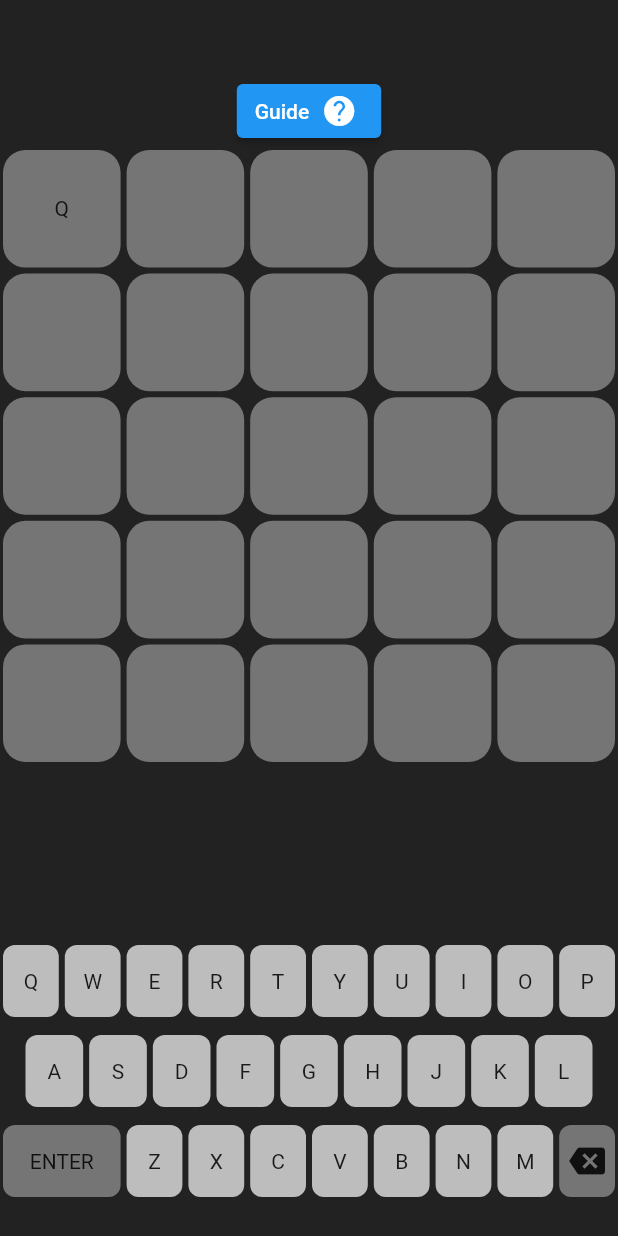
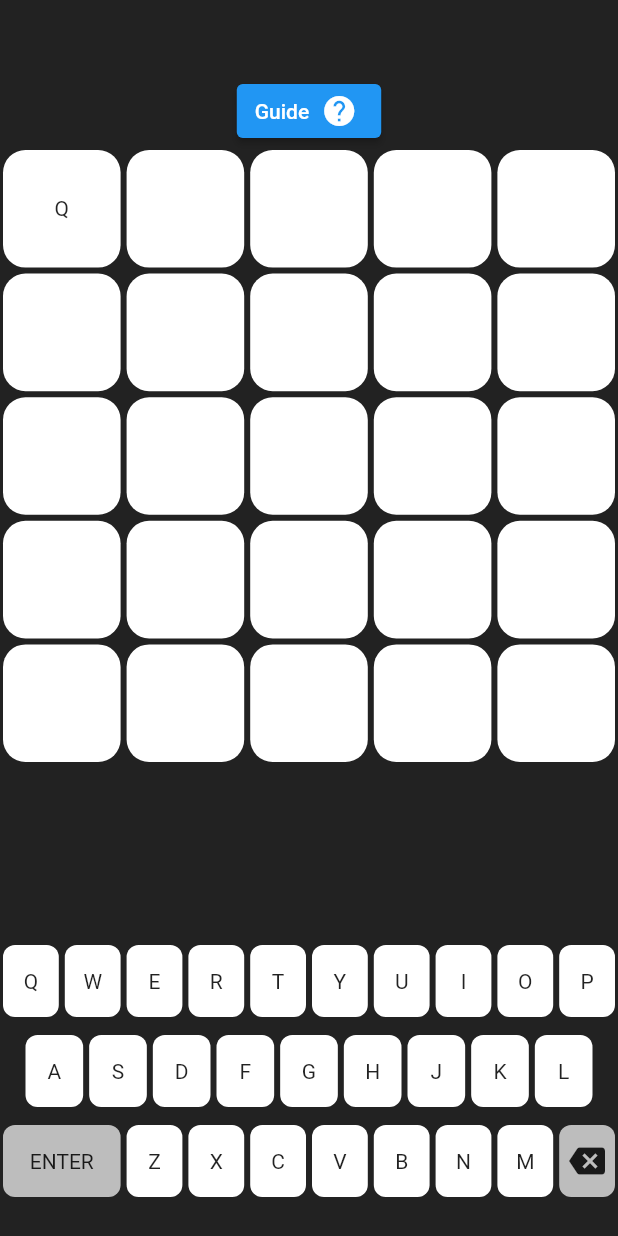
Before and after one commit to Manuiq/wordle-flutter, a Flutter app: the screen it shows after launch, after a tap on an icon or button, on a phone screen of 412 x 824 dp. Run offline on Flutter 3.47's test engine with Material 2 defaults, Android fonts, the phone set to English and light mode, and no system bars; our stand-ins replace device_info_plus; missing offline and left inert: dart:ffi; project files that could hold a hidden picture were left out.

Commit message:
one codebase for tv and handheld;  sound effects;  better colors contrast

```diff
--- a/lib/main.dart
+++ b/lib/main.dart
@@ -5,12 +5,16 @@ import "dart:math" as math;
 import 'package:collection/collection.dart';
 import 'package:flutter/material.dart';
 import 'package:flutter/services.dart';
+import 'package:flutter/services.dart';
 
 import 'guide.dart';
 import 'widgets.dart';
 import 'package:device_info_plus/device_info_plus.dart';
 
-void main() => runApp(const WordleApp());
+void main() {
+  SystemChrome.setPreferredOrientations([DeviceOrientation.portraitUp]);
+  runApp(const WordleApp());
+}
 
 //Game conditions
 
@@ -103,7 +107,7 @@ class _KeyboardDemoState extends State<KeyboardDemo> {
             onPressed: () {
               Navigator.push(
               context,
-              MaterialPageRoute(builder: (context) => const GuideRoute()),
+              MaterialPageRoute(builder: (context) => GuideRoute(isTv: _isTv,)),
             );
             },
           ),
@@ -113,9 +117,11 @@ class _KeyboardDemoState extends State<KeyboardDemo> {
                   crossAxisCount: wordSize),
               itemCount: _userInputs.length,
               itemBuilder: (BuildContext ctx, index) {
-                return Container(
+                return AnimatedContainer(
+                  duration: const Duration(milliseconds: 500),
                   margin: const EdgeInsets.all(2),
                   alignment: Alignment.center,
+                  transform: Matrix4.skewY(_inputsState[index] == SelectedColor.initial ? 0 : math.pi),
                   child: Text(_userInputs[index].toUpperCase()),
                   decoration: BoxDecoration(
                       color: getColor(_inputsState[index], false),
@@ -153,12 +159,27 @@ class _KeyboardDemoState extends State<KeyboardDemo> {
                       Navigator.push(
                         context,
                         MaterialPageRoute(
-                            builder: (context) => const GuideRoute()),
+                            builder: (context) => GuideRoute(isTv: _isTv,)),
                       );
                     },
                   ),
                   const SizedBox(height: 25),
-                  IgnorePointer(
+              GestureDetector(
+                  onTap: () { },
+                  child:AnimatedContainer(
+                        color: getColor(SelectedColor.initial, false),
+                        duration: const Duration(seconds: 2),
+                        curve: Curves.fastOutSlowIn,
+                        child: Container(
+                    margin: const EdgeInsets.all(2),
+                    alignment: Alignment.center,
+                    child: Text("wtf"),
+                    decoration: BoxDecoration(
+                    borderRadius: BorderRadius.circular(15)),
+                    )
+                    )
+                  ),
+              IgnorePointer(
                       ignoring: true,
                       child: GridView.builder(
                           shrinkWrap: true,
@@ -204,6 +225,8 @@ class _KeyboardDemoState extends State<KeyboardDemo> {
   }
 
   void _insertLetter(String letter) {
+    HapticFeedback.mediumImpact();
+    SystemSound.play(SystemSoundType.click);
     int replace = _userInputs.indexWhere((o) => o.isEmpty);
     setState(() {
       if (replace < _currentAttempt * wordSize) {
@@ -215,6 +238,8 @@ class _KeyboardDemoState extends State<KeyboardDemo> {
   }
 
   void _enter() {
+    HapticFeedback.mediumImpact();
+    SystemSound.play(SystemSoundType.click);
     var result = _userInputs
         .sublist((_currentAttempt - 1) * wordSize, _currentAttempt * wordSize)
         .join()
@@ -262,6 +287,8 @@ class _KeyboardDemoState extends State<KeyboardDemo> {
   }
 
   void _backspace() {
+    HapticFeedback.mediumImpact();
+    SystemSound.play(SystemSoundType.click);
     var index = _userInputs.lastIndexWhere((o) => o.isNotEmpty);
     if (index >= (_currentAttempt - 1) * wordSize) {
       setState(() {
--- a/lib/widgets.dart
+++ b/lib/widgets.dart
@@ -1,3 +1,5 @@
+// ignore_for_file: curly_braces_in_flow_control_structures
+
 import 'package:flutter/material.dart';
 
 enum SelectedColor {
@@ -7,21 +9,21 @@ enum SelectedColor {
   presentWrongPlace,
 }
 
+// ignore: curly_braces_in_flow_control_structures
 Color getColor(SelectedColor? state, bool isInKeyboard) {
   switch (state) {
     case SelectedColor.initial:
-      // ignore: curly_braces_in_flow_control_structures
-      if(!isInKeyboard) return Colors.grey.shade600;
+      if(!isInKeyboard) return Colors.white;
       else return Colors.grey.shade400;
     case SelectedColor.absent:
-      return Colors.white30;
+      return Colors.white54;
     case SelectedColor.present:
       return Colors.green;
     case SelectedColor.presentWrongPlace:
       return Colors.amber;
     default:
       if(!isInKeyboard) return Colors.grey.shade600;
-      else return Colors.grey.shade400;
+      else return Colors.white;
   }
 }
 
@@ -102,7 +104,7 @@ class CustomKeyboard extends StatelessWidget {
       child: Row(
         children: [
           TextKey(
-            color: Colors.grey.shade600,
+            color: Colors.grey.shade400,
             text: 'Enter',
             flex: 2,
             onTextInput: _enterHandler,
@@ -189,7 +191,7 @@ class BackspaceKey extends StatelessWidget {
             ),
           ),
           decoration: BoxDecoration(
-              color: Colors.grey.shade600, borderRadius: BorderRadius.circular(8)),
+              color: Colors.grey.shade400, borderRadius: BorderRadius.circular(8)),
         ),
       ),
     );
```
Also changed, not shown: lib/guide.dart (+8 -4 lines), 3 other files.
